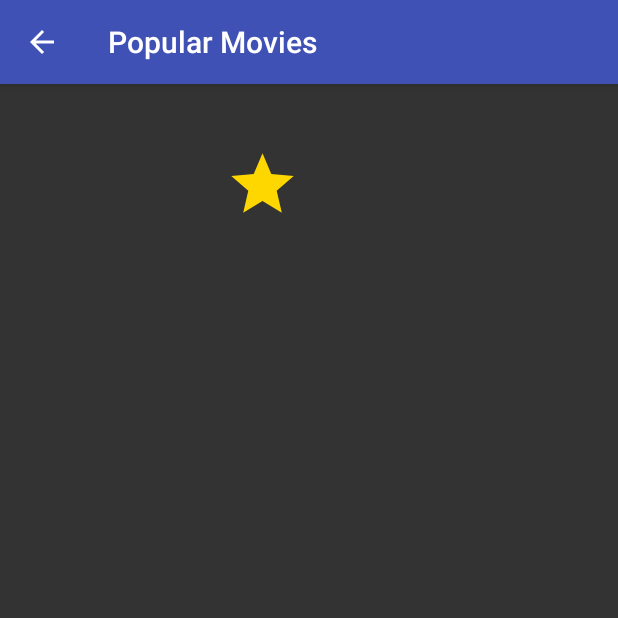
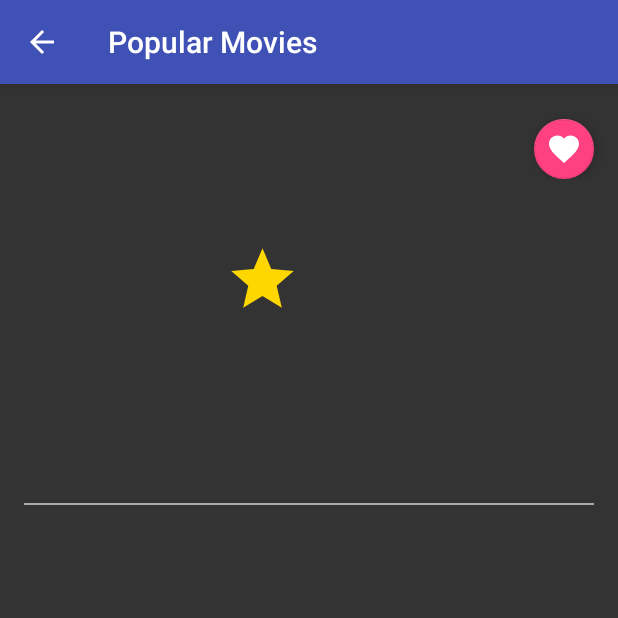
Before and after one commit to bruno78/popular-movies-app-v2, an Android app: the MovieDetailActivity screen opened directly, with no data from a screen before it, on a phone screen of 412 x 824 dp, the top half of it. Run offline under Robolectric (Android 15) with nearby library versions, the phone set to English and light mode, and no system bars; our stand-ins replace ButterKnife, Picasso, Room's generated code; pictures from the network do not load; 6 statements that could not run were skipped.

Commit message:
Add Fab button and start saving in Database process

```diff
--- a/app/src/main/java/com/brunogtavares/popmovies/MovieDetailActivity.java
+++ b/app/src/main/java/com/brunogtavares/popmovies/MovieDetailActivity.java
@@ -1,15 +1,19 @@
 package com.brunogtavares.popmovies;
 
+import android.support.design.widget.FloatingActionButton;
 import android.support.v7.app.AppCompatActivity;
 import android.os.Bundle;
 import android.widget.ImageView;
 import android.widget.TextView;
+import android.widget.Toast;
 
+import com.brunogtavares.popmovies.database.AppDatabase;
 import com.brunogtavares.popmovies.model.Movie;
 import com.squareup.picasso.Picasso;
 
 import butterknife.BindView;
 import butterknife.ButterKnife;
+import butterknife.OnClick;
 
 public class MovieDetailActivity extends AppCompatActivity {
 
@@ -20,6 +24,10 @@
     @BindView(R.id.tv_rating) TextView mMovieRating;
     @BindView(R.id.tv_date_released) TextView mDateReleased;
     @BindView(R.id.tv_synopsis) TextView mSinopsys;
+    @BindView(R.id.fab_save_favorites) FloatingActionButton addFavorites;
+
+    // Database
+    private AppDatabase mDb;
 
     @Override
     protected void onCreate(Bundle savedInstanceState) {
@@ -28,6 +36,13 @@
 
         ButterKnife.bind(this);
 
+        mDb = AppDatabase.getsInstance(getApplicationContext());
+
+
+        populateUI();
+    }
+
+    private void populateUI(){
         Movie movie = getIntent().getParcelableExtra(MOVIE_BUNDLE_KEY);
 
         setTitle(movie.getTitle());
@@ -36,6 +51,11 @@
         mMovieRating.setText(Double.toString(movie.getRating()) + "/10");
         mDateReleased.setText(movie.getReleaseDate().split("-")[0]);
         mSinopsys.setText(movie.getSynopsis());
+    }
 
+    @OnClick(R.id.fab_save_favorites)
+    public void addFavorites() {
+        Toast.makeText(MovieDetailActivity.this, "It's working!", Toast.LENGTH_SHORT);
     }
+
 }
--- a/app/src/main/java/com/brunogtavares/popmovies/database/AppDatabase.java
+++ b/app/src/main/java/com/brunogtavares/popmovies/database/AppDatabase.java
@@ -27,7 +27,8 @@
             synchronized (LOCK) {
                 Log.d(TAG, "Creating new database instance");
                 sInstance = Room.databaseBuilder(context.getApplicationContext(),
-                        AppDatabase.class, AppDatabase.DATABASE_NAME).build();
+                        AppDatabase.class, AppDatabase.DATABASE_NAME)
+                        .allowMainThreadQueries().build();
             }
         }
         Log.d(TAG, "Getting the database instance");
--- /dev/null
+++ b/app/src/main/res/drawable/ic_favorite_black_24dp.xml
@@ -0,0 +1,9 @@
+<vector xmlns:android="http://schemas.android.com/apk/res/android"
+        android:width="24dp"
+        android:height="24dp"
+        android:viewportWidth="24.0"
+        android:viewportHeight="24.0">
+    <path
+        android:fillColor="#FF000000"
+        android:pathData="M12,21.35l-1.45,-1.32C5.4,15.36 2,12.28 2,8.5 2,5.42 4.42,3 7.5,3c1.74,0 3.41,0.81 4.5,2.09C13.09,3.81 14.76,3 16.5,3 19.58,3 22,5.42 22,8.5c0,3.78 -3.4,6.86 -8.55,11.54L12,21.35z"/>
+</vector>
--- /dev/null
+++ b/app/src/main/res/drawable/ic_favorite_border_black_24dp.xml
@@ -0,0 +1,9 @@
+<vector xmlns:android="http://schemas.android.com/apk/res/android"
+        android:width="24dp"
+        android:height="24dp"
+        android:viewportWidth="24.0"
+        android:viewportHeight="24.0">
+    <path
+        android:fillColor="#FF000000"
+        android:pathData="M16.5,3c-1.74,0 -3.41,0.81 -4.5,2.09C10.91,3.81 9.24,3 7.5,3 4.42,3 2,5.42 2,8.5c0,3.78 3.4,6.86 8.55,11.54L12,21.35l1.45,-1.32C18.6,15.36 22,12.28 22,8.5 22,5.42 19.58,3 16.5,3zM12.1,18.55l-0.1,0.1 -0.1,-0.1C7.14,14.24 4,11.39 4,8.5 4,6.5 5.5,5 7.5,5c1.54,0 3.04,0.99 3.57,2.36h1.87C13.46,5.99 14.96,5 16.5,5c2,0 3.5,1.5 3.5,3.5 0,2.89 -3.14,5.74 -7.9,10.05z"/>
+</vector>
--- a/app/src/main/res/layout/activity_movie_detail.xml
+++ b/app/src/main/res/layout/activity_movie_detail.xml
@@ -10,16 +10,37 @@
 
     <LinearLayout
         android:layout_width="match_parent"
-        android:layout_height="wrap_content"
+        android:layout_height="match_parent"
         android:orientation="vertical">
+        <RelativeLayout
+            android:layout_width="match_parent"
+            android:layout_height="match_parent">
 
             <ImageView
                 android:id="@+id/iv_movie_backdrop"
-            android:layout_width="fill_parent"
+                android:layout_width="match_parent"
                 android:layout_height="wrap_content"
                 android:adjustViewBounds="true"
                 android:contentDescription="@string/movie_backdrop"
                 tools:srcCompat="@drawable/backdrop" />
+
+            <android.support.design.widget.FloatingActionButton
+                android:id="@+id/fab_save_favorites"
+                android:layout_width="wrap_content"
+                android:layout_height="match_parent"
+                app:fabSize="mini"
+                android:layout_alignParentBottom="true"
+                android:layout_alignParentEnd="true"
+                android:layout_alignParentRight="true"
+                android:layout_marginRight="16dp"
+                android:layout_marginBottom="23dp"
+                android:scaleType="center"
+                android:tint="@android:color/white"
+                app:srcCompat="@drawable/ic_favorite_black_24dp" />
+
+        </RelativeLayout>
+
+
 
         <LinearLayout
             android:layout_width="match_parent"
@@ -103,6 +124,15 @@
                 android:textColor="@android:color/white"
                 android:textSize="16sp"
                 tools:text="@string/large_text" />
+
         </LinearLayout>
+
+        <View
+            android:layout_width="match_parent"
+            android:layout_height="1dp"
+            android:background="@android:color/darker_gray"
+            android:layout_marginLeft="@dimen/fab_margin"
+            android:layout_marginRight="@dimen/fab_margin"/>
+
     </LinearLayout>
 </ScrollView>
```
Lines whose indentation alone changed are shown as unchanged.
